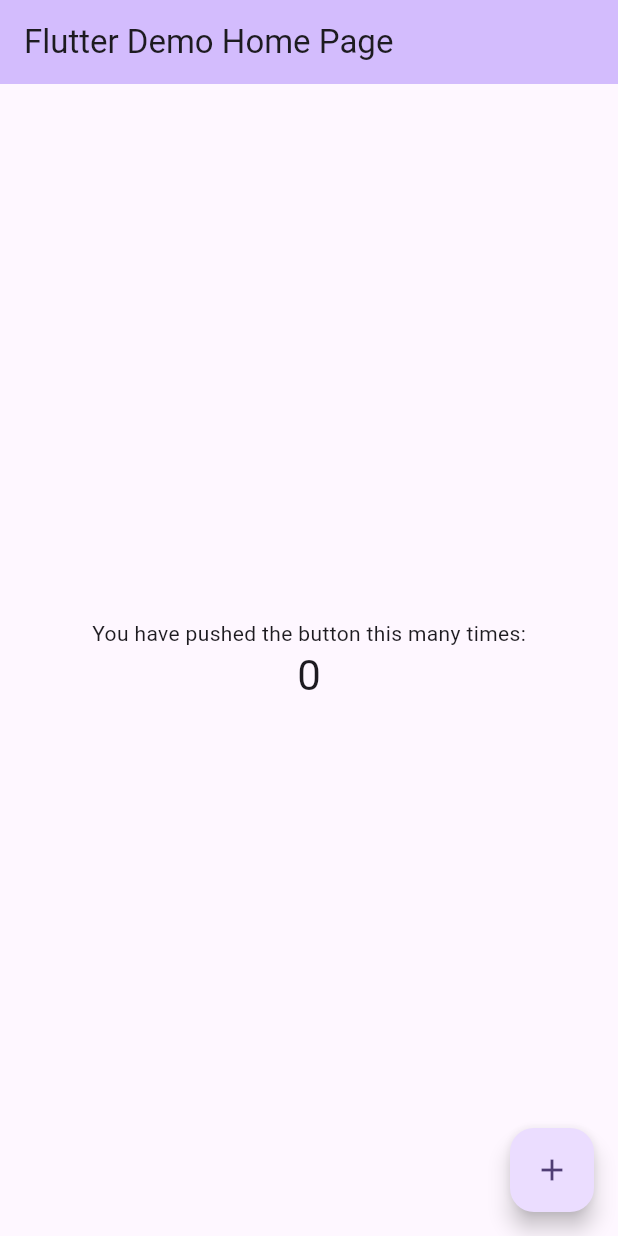
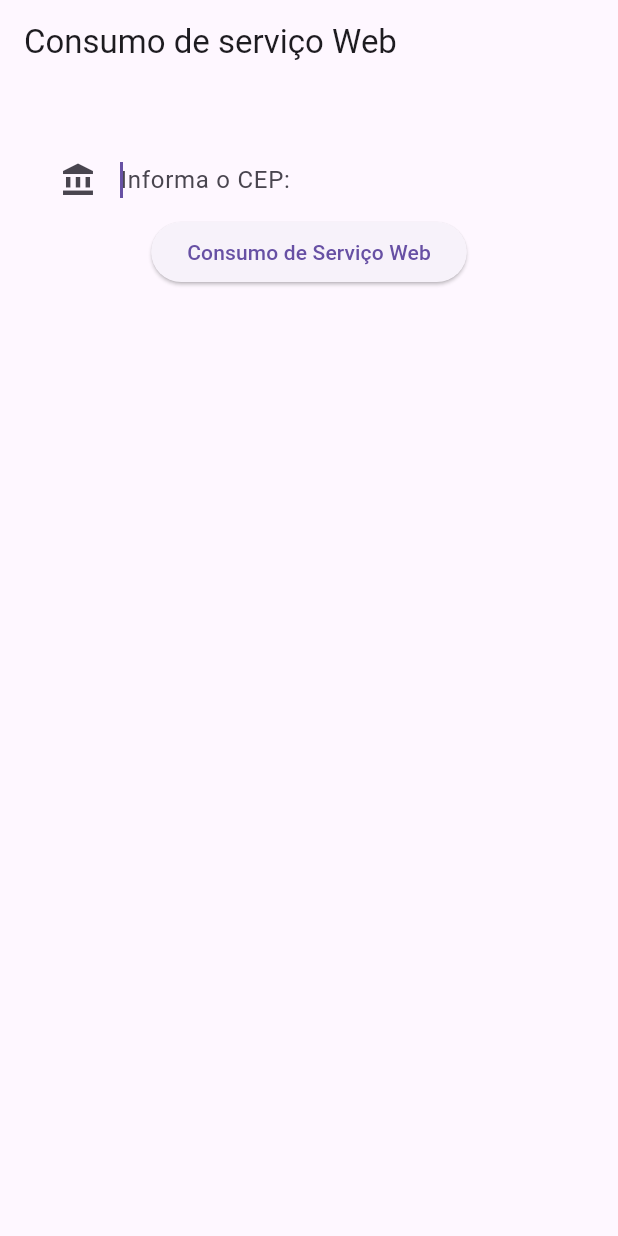
Before and after one commit to marcosjrpb/buscacep, a Flutter app: the screen it shows after launch, on a phone screen of 412 x 824 dp. Run offline on Flutter 3.47's test engine with Material 3 defaults, Android fonts, the phone set to English and light mode, and no system bars.

```diff
--- /dev/null
+++ b/lib/Home.dart
@@ -0,0 +1,74 @@
+import 'package:http/http.dart' as http;
+import 'package:flutter/material.dart';
+import 'dart:convert';
+class Home extends StatefulWidget {
+  Home({Key? key}) : super(key: key);
+
+  @override
+  State<Home> createState() => _HomeState();
+}
+
+class _HomeState extends State<Home> {
+    late String cep;
+     String? _resultado;
+     TextEditingController _textController = TextEditingController();
+
+  void _recuperarCep() async {
+    cep = _textController.text58;
+    String URL = "https://viacep.com.br/ws/${this.cep}/json/";
+    http.Response response;
+    response = await http.get(Uri.parse(URL));
+    Map<String, dynamic> retorno = json.decode(response.body);
+    String logradouro = retorno["logradouro"];
+    String complemento = retorno["complemento"];
+    String bairro = retorno["bairro"];
+    String localidade = retorno["localidade"];
+    String uf = retorno["uf"];
+
+    setState(() {
+      _resultado =
+          "Resposta:"
+          "\n ------------------------------------------------------------"
+          "\n Logradouro: ${logradouro} "
+          "\n Complemento: ${complemento} "
+          "\n Bairro: ${bairro}"
+          "\n Localidade: ${localidade}"
+          "\n UF: ${uf}";
+    });
+    // print("resposta: "+ response.statusCode.toString());
+    // print("resposta: "+ response.body);
+
+  }
+
+  @override
+  Widget build(BuildContext context) {
+    return Scaffold(
+      appBar: AppBar(
+        title: Text("Consumo de serviço Web"),
+      ),
+      body: Container(
+        padding: EdgeInsets.all(40),
+        child: Column(
+          children: [
+            TextField(
+              keyboardType: TextInputType.number,
+              controller: _textController,
+              autofocus: true,
+              decoration: InputDecoration(
+                  border: InputBorder.none,
+                  icon: Icon(Icons.account_balance),
+                  hintText: 'Informa o CEP:',
+              ),
+            ),
+
+            ElevatedButton(
+              onPressed: _recuperarCep,
+              child: Text("Consumo de Serviço Web"),
+            ),
+            Text(_resultado?? ""),
+          ],
+        ),
+      ),
+    );
+  }
+}
--- a/lib/main.dart
+++ b/lib/main.dart
@@ -1,125 +1,12 @@
+
 import 'package:flutter/material.dart';
 
-void main() {
-  runApp(const MyApp());
+import 'Home.dart';
+
+void main(){
+  runApp(MaterialApp(
+    debugShowCheckedModeBanner: false,
+    home: Home(),
+
+  ),);
 }
-
-class MyApp extends StatelessWidget {
-  const MyApp({super.key});
-
-  // This widget is the root of your application.
-  @override
-  Widget build(BuildContext context) {
-    return MaterialApp(
-      title: 'Flutter Demo',
-      theme: ThemeData(
-        // This is the theme of your application.
-        //
-        // TRY THIS: Try running your application with "flutter run". You'll see
-        // the application has a purple toolbar. Then, without quitting the app,
-        // try changing the seedColor in the colorScheme below to Colors.green
-        // and then invoke "hot reload" (save your changes or press the "hot
-        // reload" button in a Flutter-supported IDE, or press "r" if you used
-        // the command line to start the app).
-        //
-        // Notice that the counter didn't reset back to zero; the application
-        // state is not lost during the reload. To reset the state, use hot
-        // restart instead.
-        //
-        // This works for code too, not just values: Most code changes can be
-        // tested with just a hot reload.
-        colorScheme: ColorScheme.fromSeed(seedColor: Colors.deepPurple),
-        useMaterial3: true,
-      ),
-      home: const MyHomePage(title: 'Flutter Demo Home Page'),
-    );
-  }
-}
-
-class MyHomePage extends StatefulWidget {
-  const MyHomePage({super.key, required this.title});
-
-  // This widget is the home page of your application. It is stateful, meaning
-  // that it has a State object (defined below) that contains fields that affect
-  // how it looks.
-
-  // This class is the configuration for the state. It holds the values (in this
-  // case the title) provided by the parent (in this case the App widget) and
-  // used by the build method of the State. Fields in a Widget subclass are
-  // always marked "final".
-
-  final String title;
-
-  @override
-  State<MyHomePage> createState() => _MyHomePageState();
-}
-
-class _MyHomePageState extends State<MyHomePage> {
-  int _counter = 0;
-
-  void _incrementCounter() {
-    setState(() {
-      // This call to setState tells the Flutter framework that something has
-      // changed in this State, which causes it to rerun the build method below
-      // so that the display can reflect the updated values. If we changed
-      // _counter without calling setState(), then the build method would not be
-      // called again, and so nothing would appear to happen.
-      _counter++;
-    });
-  }
-
-  @override
-  Widget build(BuildContext context) {
-    // This method is rerun every time setState is called, for instance as done
-    // by the _incrementCounter method above.
-    //
-    // The Flutter framework has been optimized to make rerunning build methods
-    // fast, so that you can just rebuild anything that needs updating rather
-    // than having to individually change instances of widgets.
-    return Scaffold(
-      appBar: AppBar(
-        // TRY THIS: Try changing the color here to a specific color (to
-        // Colors.amber, perhaps?) and trigger a hot reload to see the AppBar
-        // change color while the other colors stay the same.
-        backgroundColor: Theme.of(context).colorScheme.inversePrimary,
-        // Here we take the value from the MyHomePage object that was created by
-        // the App.build method, and use it to set our appbar title.
-        title: Text(widget.title),
-      ),
-      body: Center(
-        // Center is a layout widget. It takes a single child and positions it
-        // in the middle of the parent.
-        child: Column(
-          // Column is also a layout widget. It takes a list of children and
-          // arranges them vertically. By default, it sizes itself to fit its
-          // children horizontally, and tries to be as tall as its parent.
-          //
-          // Column has various properties to control how it sizes itself and
-          // how it positions its children. Here we use mainAxisAlignment to
-          // center the children vertically; the main axis here is the vertical
-          // axis because Columns are vertical (the cross axis would be
-          // horizontal).
-          //
-          // TRY THIS: Invoke "debug painting" (choose the "Toggle Debug Paint"
-          // action in the IDE, or press "p" in the console), to see the
-          // wireframe for each widget.
-          mainAxisAlignment: MainAxisAlignment.center,
-          children: <Widget>[
-            const Text(
-              'You have pushed the button this many times:',
-            ),
-            Text(
-              '$_counter',
-              style: Theme.of(context).textTheme.headlineMedium,
-            ),
-          ],
-        ),
-      ),
-      floatingActionButton: FloatingActionButton(
-        onPressed: _incrementCounter,
-        tooltip: 'Increment',
-        child: const Icon(Icons.add),
-      ), // This trailing comma makes auto-formatting nicer for build methods.
-    );
-  }
-}
```
Also changed, not shown: pubspec.yaml (+2 -6 lines), pubspec.lock, 1 other file.
